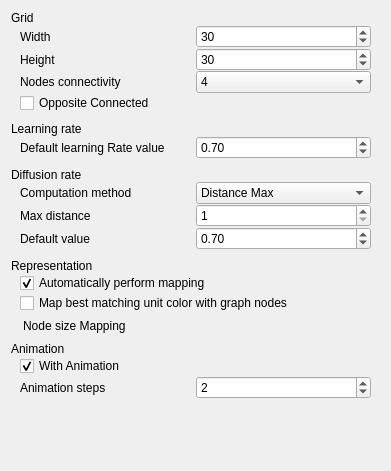
First picture: the form in plugins/view/SOMView/SOMPropertiesWidget.ui, repository Tulip-Dev/tulip, before the edit.
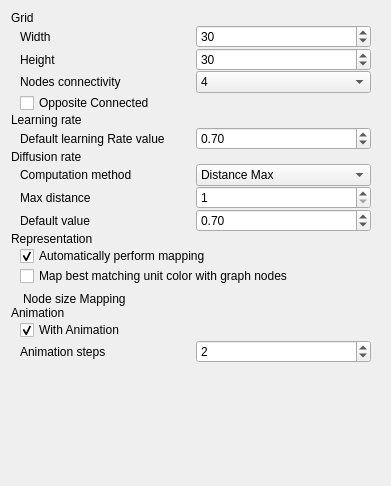
Second picture: the form after the edit.

The edit to the form file:
```diff
--- a/plugins/view/SOMView/SOMPropertiesWidget.ui
+++ b/plugins/view/SOMView/SOMPropertiesWidget.ui
@@ -7,7 +7,7 @@
     <x>0</x>
     <y>0</y>
     <width>391</width>
-    <height>471</height>
+    <height>486</height>
    </rect>
   </property>
   <property name="windowTitle">
@@ -46,7 +46,7 @@
        <number>9</number>
       </property>
       <property name="bottomMargin">
-       <number>9</number>
+       <number>0</number>
       </property>
       <item>
        <layout class="QHBoxLayout" name="horizontalLayout_2">
@@ -165,7 +165,7 @@
        <number>9</number>
       </property>
       <property name="bottomMargin">
-       <number>9</number>
+       <number>0</number>
       </property>
       <item>
        <layout class="QHBoxLayout" name="horizontalLayout_4">
@@ -223,7 +223,7 @@
        <number>9</number>
       </property>
       <property name="bottomMargin">
-       <number>9</number>
+       <number>0</number>
       </property>
       <item>
        <layout class="QHBoxLayout" name="horizontalLayout_5">
@@ -321,7 +321,7 @@
        <number>0</number>
       </property>
       <property name="bottomMargin">
-       <number>9</number>
+       <number>0</number>
       </property>
       <item>
        <widget class="QCheckBox" name="autoMappingCheckBox">
```
Left out of the diff: 15 changed lines with no effect on the pictures.
